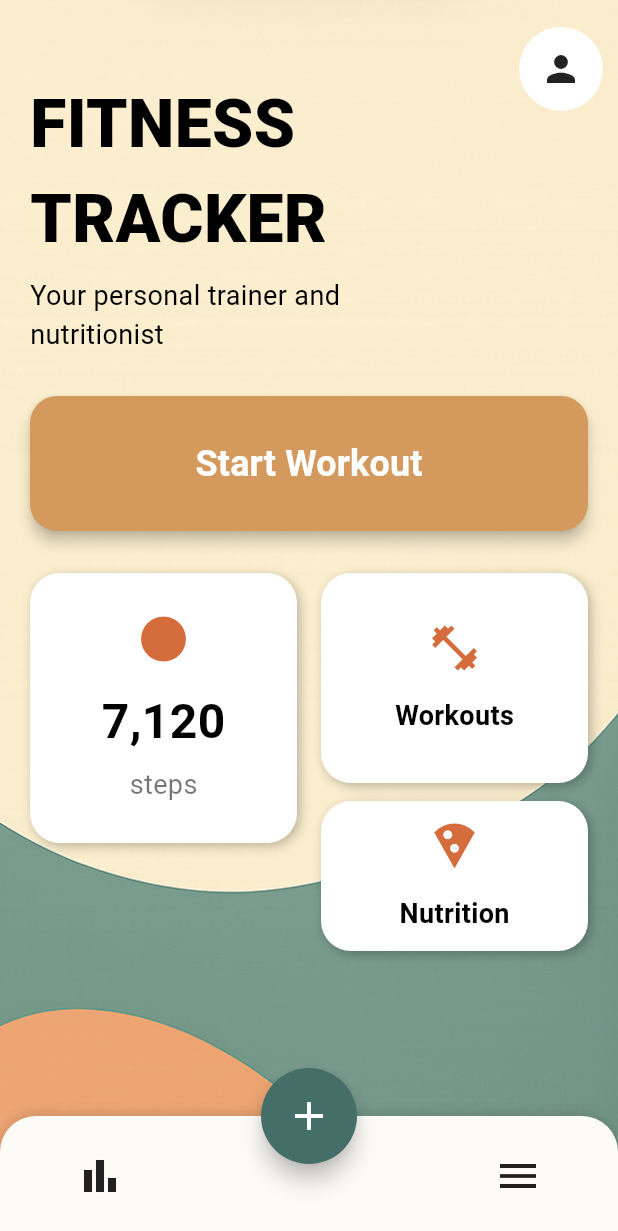
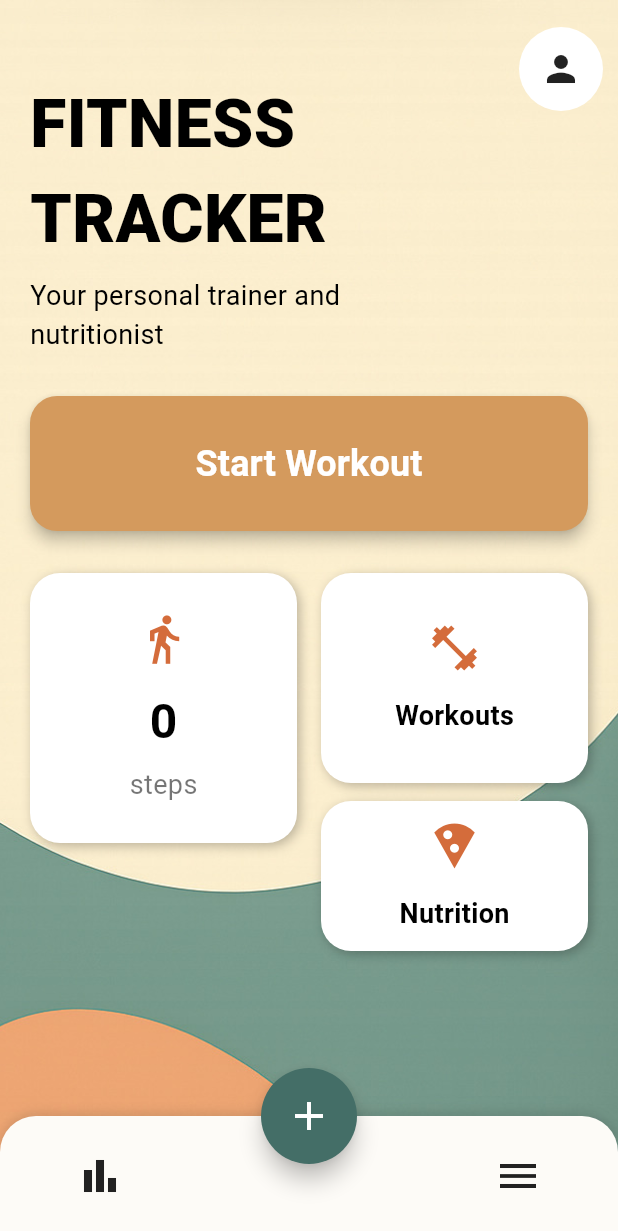
Before and after one commit to IvanZhutyaev/Flutter_redesign_FitTrackPro, a Flutter app: the screen it shows after launch, after a tap on the "bar chart" icon, on a phone screen of 412 x 824 dp. Shown: the top 1231 px of the screen. Run offline on Flutter 3.47's test engine with Material 3 defaults, Android fonts, the phone set to English and light mode, and no system bars; our stand-ins replace pedometer, permission_handler.

Commit message:
add step_service

```diff
--- a/flutter_redesign/lib/main.dart
+++ b/flutter_redesign/lib/main.dart
@@ -4,6 +4,7 @@ import 'profile.dart';
 import 'workouts.dart';
 import 'activity.dart';
 import 'nutritions.dart';
+import 'step_service.dart';
 
 void main() => runApp(const FitnessApp());
 
@@ -19,8 +20,58 @@ class FitnessApp extends StatelessWidget {
   }
 }
 
-class MainScreen extends StatelessWidget {
+class MainScreen extends StatefulWidget {
   const MainScreen({super.key});
+
+  @override
+  State<MainScreen> createState() => _MainScreenState();
+}
+
+class _MainScreenState extends State<MainScreen> {
+  final StepService _stepService = StepService();
+  int _steps = 0;
+  bool _isLoading = true;
+  String _error = '';
+
+  @override
+  void initState() {
+    super.initState();
+    _initializeStepTracking();
+  }
+
+  Future<void> _initializeStepTracking() async {
+    try {
+      await _stepService.initialize();
+
+      _startStepUpdates();
+
+      setState(() {
+        _isLoading = false;
+      });
+    } catch (e) {
+      setState(() {
+        _error = e.toString();
+        _isLoading = false;
+      });
+    }
+  }
+
+  void _startStepUpdates() {
+    Future.delayed(const Duration(seconds: 1), () {
+      if (mounted) {
+        setState(() {
+          _steps = _stepService.steps;
+        });
+        _startStepUpdates();
+      }
+    });
+  }
+
+  @override
+  void dispose() {
+    _stepService.dispose();
+    super.dispose();
+  }
 
   @override
   Widget build(BuildContext context) {
@@ -144,7 +195,7 @@ class MainScreen extends StatelessWidget {
                     child: Row(
                       crossAxisAlignment: CrossAxisAlignment.start,
                       children: [
-                        // Steps карточка
+                        // Steps карточка - ОБНОВЛЕННАЯ
                         Expanded(
                           child: GestureDetector(
                             onTap: () {
@@ -169,25 +220,67 @@ class MainScreen extends StatelessWidget {
                                   ),
                                 ],
                               ),
-                              child: const Column(
+                              child: _isLoading
+                                  ? const Column(
                                       mainAxisAlignment: MainAxisAlignment.center,
                                       children: [
-                                  Icon(
-                                    Icons.circle,
-                                    size: 36,
+                                        CircularProgressIndicator(
                                           color: Color(0xFFD46C3B),
                                         ),
                                         SizedBox(height: 14),
                                         Text(
-                                    '7,120',
+                                          'Loading steps...',
                                           style: TextStyle(
+                                            fontSize: 16,
+                                            color: Colors.black54,
+                                          ),
+                                        ),
+                                      ],
+                                    )
+                                  : _error.isNotEmpty
+                                      ? Column(
+                                          mainAxisAlignment: MainAxisAlignment.center,
+                                          children: [
+                                            const Icon(
+                                              Icons.error_outline,
+                                              size: 36,
+                                              color: Colors.red,
+                                            ),
+                                            const SizedBox(height: 14),
+                                            Text(
+                                              'Error: $_error',
+                                              style: const TextStyle(
+                                                fontSize: 14,
+                                                color: Colors.red,
+                                              ),
+                                              textAlign: TextAlign.center,
+                                            ),
+                                            const SizedBox(height: 10),
+                                            ElevatedButton(
+                                              onPressed: _initializeStepTracking,
+                                              child: const Text('Retry'),
+                                            ),
+                                          ],
+                                        )
+                                      : Column(
+                                          mainAxisAlignment: MainAxisAlignment.center,
+                                          children: [
+                                            const Icon(
+                                              Icons.directions_walk,
+                                              size: 36,
+                                              color: Color(0xFFD46C3B),
+                                            ),
+                                            const SizedBox(height: 14),
+                                            Text(
+                                              _formatSteps(_steps),
+                                              style: const TextStyle(
                                                 fontSize: 32,
                                                 fontWeight: FontWeight.bold,
                                                 color: Colors.black,
                                               ),
                                             ),
-                                  SizedBox(height: 6),
-                                  Text(
+                                            const SizedBox(height: 6),
+                                            const Text(
                                               'steps',
                                               style: TextStyle(
                                                 fontSize: 18,
@@ -211,8 +304,7 @@ class MainScreen extends StatelessWidget {
                                   Navigator.push(
                                     context,
                                     MaterialPageRoute(
-                                      builder: (context) =>
-                                          const WorkoutsPage(),
+                                      builder: (context) => const WorkoutsPage(),
                                     ),
                                   );
                                 },
@@ -259,8 +351,7 @@ class MainScreen extends StatelessWidget {
                                   Navigator.push(
                                     context,
                                     MaterialPageRoute(
-                                      builder: (context) =>
-                                          const NutritionScreen(),
+                                      builder: (context) => const NutritionScreen(),
                                     ),
                                   );
                                 },
@@ -395,6 +486,13 @@ class MainScreen extends StatelessWidget {
           ),
         ],
       ),
+    );
+  }
+
+  String _formatSteps(int steps) {
+    return steps.toString().replaceAllMapped(
+      RegExp(r'(\d{1,3})(?=(\d{3})+(?!\d))'),
+      (Match m) => '${m[1]},',
     );
   }
 
--- /dev/null
+++ b/flutter_redesign/lib/step_service.dart
@@ -0,0 +1,41 @@
+import 'package:pedometer/pedometer.dart';
+import 'package:permission_handler/permission_handler.dart';
+
+class StepService {
+  static final StepService _instance = StepService._internal();
+  factory StepService() => _instance;
+  StepService._internal();
+
+  late Stream<StepCount> _stepCountStream;
+  int _steps = 0;
+
+  int get steps => _steps;
+
+  Future<void> initialize() async {
+    // Запрос разрешения
+    final status = await Permission.activityRecognition.request();
+    if (!status.isGranted) {
+      throw Exception('Step tracking permission denied');
+    }
+
+    _stepCountStream = Pedometer.stepCountStream;
+    _stepCountStream.listen(_onStepCount);
+
+    // Получение начального значения
+    try {
+      final initialStepCount = await Pedometer.stepCountStream.first;
+      _onStepCount(initialStepCount);
+    } catch (e) {
+      print('Error getting initial step count: $e');
+    }
+  }
+
+  void _onStepCount(StepCount event) {
+    _steps = event.steps;
+    print('Steps updated: $_steps');
+  }
+
+  void dispose() {
+    // Поток автоматически закроется
+  }
+}
```
Also changed, not shown: flutter_redesign/pubspec.yaml (+8 -4 lines), 2 other files. Lines whose indentation alone changed are shown as unchanged.
